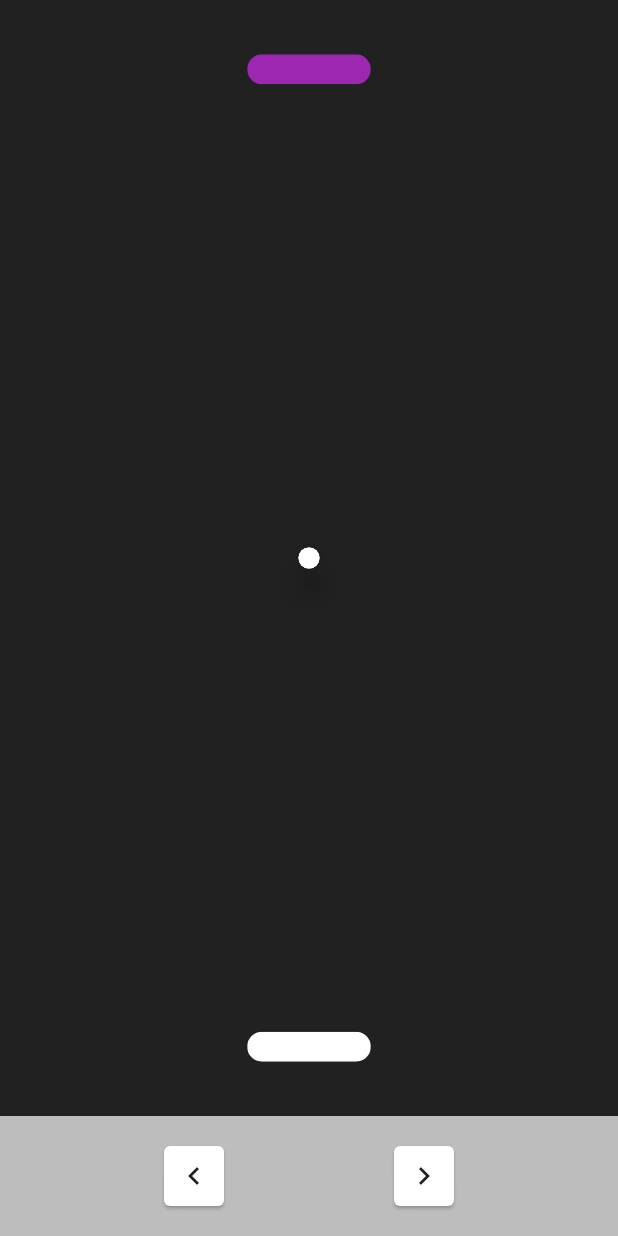
After one commit to manil-123/pong-game-with-bloc, a Flutter app: the HomePage screen opened directly, on a phone screen of 412 x 824 dp. The commit adds this screen. Run offline on Flutter 3.47's test engine with Material 2 defaults, Android fonts, the phone set to English and light mode, and no system bars; drawn by our look-alikes of avatar_glow; our stand-ins replace equatable, flutter_bloc.

Commit message:
Change ball position.

```diff
--- /dev/null
+++ b/lib/ball.dart
@@ -0,0 +1,47 @@
+import 'package:avatar_glow/avatar_glow.dart';
+import 'package:flutter/material.dart';
+
+class Ball extends StatelessWidget {
+  final double? x;
+  final double? y;
+  final bool? gameHasStarted;
+  const Ball({this.x, this.y, this.gameHasStarted});
+
+  @override
+  Widget build(BuildContext context) {
+    return gameHasStarted!
+        ? Container(
+            alignment: Alignment(x!, y!),
+            child: ClipRRect(
+              borderRadius: BorderRadius.circular(10),
+              child: Container(
+                color: Colors.white,
+                height: 14,
+                width: 14,
+              ),
+            ),
+          )
+        : Container(
+            alignment: Alignment(x!, y!),
+            child: AvatarGlow(
+              endRadius: 60,
+              child: Material(
+                elevation: 8,
+                shape: CircleBorder(),
+                child: CircleAvatar(
+                  backgroundColor: Colors.grey[100],
+                  radius: 7,
+                  child: ClipRRect(
+                    borderRadius: BorderRadius.circular(10),
+                    child: Container(
+                      color: Colors.white,
+                      height: 30,
+                      width: 30,
+                    ),
+                  ),
+                ),
+              ),
+            ),
+          );
+  }
+}
--- /dev/null
+++ b/lib/brick.dart
@@ -0,0 +1,24 @@
+import 'package:flutter/material.dart';
+
+class Brick extends StatelessWidget {
+  final double? x;
+  final double? y;
+  final double? brickWidth;
+  final bool? thisIsEnemy;
+  const Brick({this.x, this.y, this.brickWidth, this.thisIsEnemy});
+
+  @override
+  Widget build(BuildContext context) {
+    return Container(
+      alignment: Alignment((2 * x! + brickWidth!) / (2 - brickWidth!), y!),
+      child: ClipRRect(
+        borderRadius: BorderRadius.circular(10),
+        child: Container(
+          color: thisIsEnemy! ? Colors.purple : Colors.white,
+          height: 20,
+          width: MediaQuery.of(context).size.width * brickWidth! / 2,
+        ),
+      ),
+    );
+  }
+}
--- /dev/null
+++ b/lib/constants/direction.dart
@@ -0,0 +1,3 @@
+// ignore_for_file: constant_identifier_names
+// ignore: camel_case_types
+enum direction { UP, DOWN }
--- a/lib/cubits/game_state.dart
+++ b/lib/cubits/game_state.dart
@@ -16,10 +16,18 @@ class GameInitial extends GameState {
 }
 
 class GameUnderPlay extends GameState {
-  const GameUnderPlay(super.gameHasStarted);
+  final double ballX;
+  final double ballY;
+  final direction ballDirection;
+  const GameUnderPlay(
+    this.ballX,
+    this.ballY,
+    this.ballDirection,
+    super.gameHasStarted,
+  );
 
   @override
-  List<Object?> get props => [gameHasStarted];
+  List<Object?> get props => [ballX, ballY, gameHasStarted];
 }
 
 class GameFinished extends GameState {
--- /dev/null
+++ b/lib/home_page.dart
@@ -0,0 +1,245 @@
+// ignore_for_file: constant_identifier_names
+
+import 'dart:async';
+import 'package:flutter/material.dart';
+import 'package:pong_game/ball.dart';
+import 'package:pong_game/brick.dart';
+import 'package:pong_game/views/widgets/cover_screen.dart';
+
+// ignore: camel_case_types
+enum direction { UP, DOWN, LEFT, RIGHT }
+
+class HomePage extends StatefulWidget {
+  const HomePage({super.key});
+
+  @override
+  State<HomePage> createState() => _HomePageState();
+}
+
+class _HomePageState extends State<HomePage> {
+  bool _gameHasStarted = false;
+
+  //player variable
+  double _playerX = -0.2;
+  final double _brickWidth = 0.4;
+
+  //enemy variable top brick;
+  double _enemyX = -0.2;
+
+  //ball variables
+  double _ballX = 0.0;
+  double _ballY = 0.0;
+  var _ballYDirection = direction.DOWN;
+  var _ballXDirection = direction.LEFT;
+
+  void startGame() {
+    _gameHasStarted = true;
+    Timer.periodic(const Duration(milliseconds: 15), (timer) {
+      updateDirection();
+
+      moveBall();
+      moveEnemy();
+
+      //check if player is dead
+      if (isPlayerDead()) {
+        timer.cancel();
+        _showDialog();
+      }
+    });
+  }
+
+  moveEnemy() {
+    setState(() {
+      _enemyX = _ballX;
+    });
+  }
+
+  void resetGame() {
+    Navigator.pop(context);
+    setState(() {
+      _gameHasStarted = false;
+      _ballX = 0.0;
+      _ballY = 0.0;
+      _playerX = -0.2;
+      _enemyX = -0.2;
+    });
+  }
+
+  bool isPlayerDead() {
+    if (_ballY >= 1) {
+      return true;
+    }
+    return false;
+  }
+
+  void _showDialog() {
+    showDialog(
+        context: context,
+        builder: (context) {
+          return AlertDialog(
+            backgroundColor: Colors.deepPurple,
+            title: const Center(
+              child: Text(
+                'PURPLE WON',
+                style: TextStyle(color: Colors.white),
+              ),
+            ),
+            actions: [
+              GestureDetector(
+                onTap: resetGame,
+                child: ClipRRect(
+                  borderRadius: BorderRadius.circular(15),
+                  child: Container(
+                    padding: EdgeInsets.all(8),
+                    color: Colors.deepPurple[100],
+                    child: Text(
+                      'PLAY AGAIN',
+                      style: TextStyle(color: Colors.deepPurple[800]),
+                    ),
+                  ),
+                ),
+              )
+            ],
+          );
+        });
+  }
+
+  void updateDirection() {
+    //update vertical direction
+    setState(() {
+      if (_ballY >= 0.9 &&
+          _playerX <= _ballX &&
+          _playerX + _brickWidth >= _ballX) {
+        _ballYDirection = direction.UP;
+      } else if (_ballY <= -0.9) {
+        _ballYDirection = direction.DOWN;
+      }
+    });
+
+    //update horizontal direction
+    setState(() {
+      if (_ballX >= 1) {
+        _ballXDirection = direction.LEFT;
+      } else if (_ballX <= -1) {
+        _ballXDirection = direction.RIGHT;
+      }
+    });
+  }
+
+  void moveBall() {
+    //vertical movement
+    setState(() {
+      if (_ballYDirection == direction.DOWN) {
+        _ballY += 0.01;
+      } else if (_ballYDirection == direction.UP) {
+        _ballY -= 0.01;
+      }
+    });
+
+    //horizontal movement
+    setState(() {
+      if (_ballXDirection == direction.LEFT) {
+        _ballX -= 0.01;
+      } else if (_ballXDirection == direction.RIGHT) {
+        _ballX += 0.01;
+      }
+    });
+  }
+
+  void moveLeft() {
+    setState(() {
+      if (!(_playerX - 0.1 <= -1)) {
+        _playerX -= 0.2;
+      }
+    });
+  }
+
+  void moveRight() {
+    setState(() {
+      if (!(_playerX + _brickWidth >= 1)) {
+        _playerX += 0.2;
+      }
+    });
+  }
+
+  @override
+  Widget build(BuildContext context) {
+    return GestureDetector(
+      onTap: startGame,
+      child: Scaffold(
+        backgroundColor: Colors.grey[900],
+        body: SafeArea(
+          child: Center(
+            child: Column(
+              children: [
+                Expanded(
+                  child: Stack(
+                    fit: StackFit.passthrough,
+                    children: [
+                      // CoverScreen(
+                      //   gameHasStarted: _gameHasStarted,
+                      // ),
+                      //top brick
+                      Brick(
+                        x: _enemyX,
+                        y: -0.9,
+                        brickWidth: _brickWidth,
+                        thisIsEnemy: true,
+                      ),
+                      //bottom brick
+                      Brick(
+                        x: _playerX,
+                        y: 0.9,
+                        brickWidth: _brickWidth,
+                        thisIsEnemy: false,
+                      ),
+
+                      //ball
+
+                      Ball(
+                        x: _ballX,
+                        y: _ballY,
+                        gameHasStarted: _gameHasStarted,
+                      ),
+                    ],
+                  ),
+                ),
+                Container(
+                  height: 80,
+                  color: Colors.grey[400],
+                  child: Row(
+                    mainAxisAlignment: MainAxisAlignment.spaceEvenly,
+                    children: [
+                      GestureDetector(
+                        onTap: () {
+                          moveLeft();
+                        },
+                        child: const Card(
+                          child: Padding(
+                            padding: EdgeInsets.all(8.0),
+                            child: Icon(Icons.keyboard_arrow_left),
+                          ),
+                        ),
+                      ),
+                      GestureDetector(
+                        onTap: () {
+                          moveRight();
+                        },
+                        child: const Card(
+                          child: Padding(
+                            padding: EdgeInsets.all(8.0),
+                            child: Icon(Icons.keyboard_arrow_right),
+                          ),
+                        ),
+                      )
+                    ],
+                  ),
+                ),
+              ],
+            ),
+          ),
+        ),
+      ),
+    );
+  }
+}
--- a/lib/views/widgets/ball.dart
+++ b/lib/views/widgets/ball.dart
@@ -14,8 +14,6 @@ class MyBall extends StatelessWidget {
   Widget build(BuildContext context) {
     return Container(
       alignment: Alignment(x!, y!),
-      child: AvatarGlow(
-        endRadius: 60,
       child: Material(
         elevation: 8,
         shape: const CircleBorder(),
@@ -32,7 +30,6 @@ class MyBall extends StatelessWidget {
           ),
         ),
       ),
-      ),
     );
   }
 }
```
Also changed, not shown: lib/cubits/game_cubit.dart (+28 -1 lines), lib/main.dart (+9 -4 lines), lib/views/screens/home_screen.dart (+70 -8 lines), lib/views/widgets/cover_screen.dart (+5 -4 lines). Lines whose indentation alone changed are shown as unchanged.
